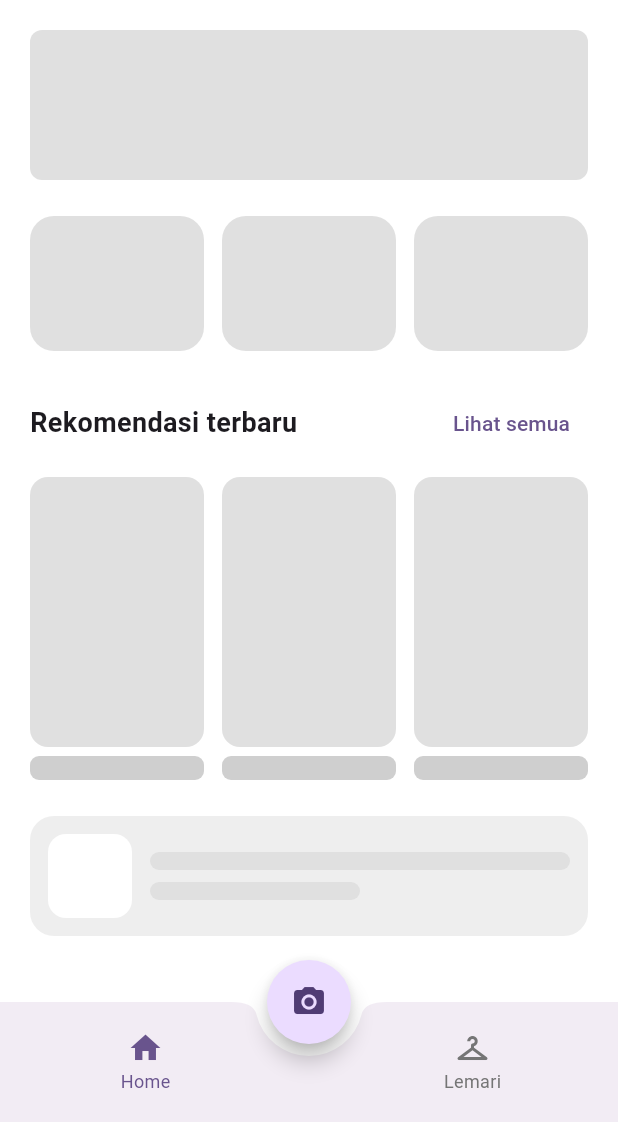
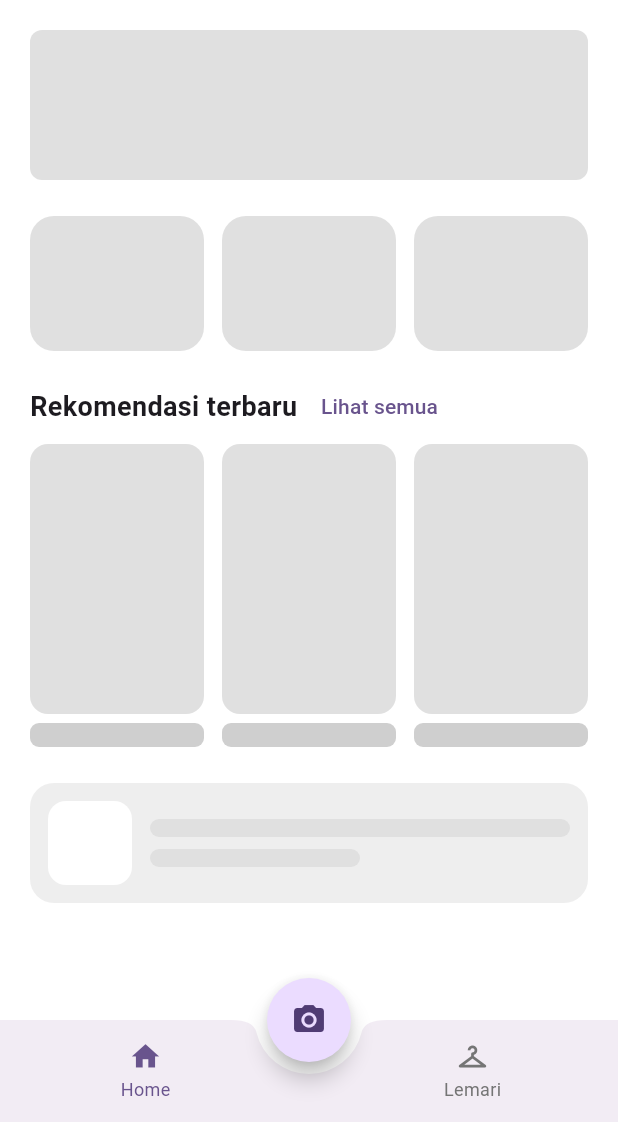
Before and after one commit to Bisminee/PBL-Mobile-Kelompok2-Semester5, a Flutter app: the screen it shows after launch, after a tap on "Login", on a phone screen of 412 x 824 dp, the part 114-1236 px from its top. Run offline on Flutter 3.47's test engine with Material 3 defaults, Android fonts, the phone set to English and light mode, and no system bars; our stand-ins replace camera, flutter_riverpod, go_router.

Commit message:
fix: responsive layout - hilangkan overflow & tambah scrolling di semua layar (005)

```diff
--- a/lib/screens/home_screen.dart
+++ b/lib/screens/home_screen.dart
@@ -113,7 +113,7 @@ class HomeScreen extends ConsumerWidget {
               ],
             ),
           ),
-          const SizedBox(height: 80),
+          SizedBox(height: 88 + MediaQuery.viewPaddingOf(context).bottom),
         ],
       ),
     );
--- a/lib/screens/login_screen.dart
+++ b/lib/screens/login_screen.dart
@@ -3,6 +3,7 @@ import 'package:flutter_riverpod/flutter_riverpod.dart';
 import 'package:go_router/go_router.dart';
 
 import '../services/providers.dart';
+import '../widgets/placeholders.dart';
 
 class LoginScreen extends ConsumerStatefulWidget {
   const LoginScreen({super.key});
@@ -30,7 +31,8 @@ class _LoginScreenState extends ConsumerState<LoginScreen> {
   @override
   Widget build(BuildContext context) {
     return Scaffold(
-      body: SafeArea(
+      body: MaxWidthBox(
+        child: SafeArea(
         child: SingleChildScrollView(
           padding: const EdgeInsets.all(24),
           child: Column(
@@ -117,9 +119,9 @@ class _LoginScreenState extends ConsumerState<LoginScreen> {
                 ],
               ),
               const SizedBox(height: 24),
-              Center(
-                child: Row(
-                  mainAxisSize: MainAxisSize.min,
+              Wrap(
+                alignment: WrapAlignment.center,
+                crossAxisAlignment: WrapCrossAlignment.center,
                 children: [
                   const Text("Don't have an account? "),
                   GestureDetector(
@@ -131,8 +133,8 @@ class _LoginScreenState extends ConsumerState<LoginScreen> {
                   ),
                 ],
               ),
+            ],
           ),
-            ],
         ),
       ),
       ),
--- a/lib/screens/recommendation_screen.dart
+++ b/lib/screens/recommendation_screen.dart
@@ -27,7 +27,8 @@ class RecommendationScreen extends ConsumerWidget {
           ],
         ),
       ),
-      body: outfits.isEmpty
+      body: MaxWidthBox(
+        child: outfits.isEmpty
           ? _emptyState(context)
           : ListView(
               padding: const EdgeInsets.all(20),
@@ -50,6 +51,7 @@ class RecommendationScreen extends ConsumerWidget {
                 ],
               ],
             ),
+      ),
     );
   }
 
--- a/lib/screens/signup_screen.dart
+++ b/lib/screens/signup_screen.dart
@@ -3,6 +3,7 @@ import 'package:flutter_riverpod/flutter_riverpod.dart';
 import 'package:go_router/go_router.dart';
 
 import '../services/providers.dart';
+import '../widgets/placeholders.dart';
 
 class SignUpScreen extends ConsumerStatefulWidget {
   const SignUpScreen({super.key});
@@ -29,7 +30,8 @@ class _SignUpScreenState extends ConsumerState<SignUpScreen> {
   @override
   Widget build(BuildContext context) {
     return Scaffold(
-      body: SafeArea(
+      body: MaxWidthBox(
+        child: SafeArea(
         child: SingleChildScrollView(
           padding: const EdgeInsets.all(24),
           child: Container(
@@ -105,6 +107,7 @@ class _SignUpScreenState extends ConsumerState<SignUpScreen> {
           ),
         ),
       ),
+      ),
     );
   }
 }
--- a/lib/screens/wardrobe_screen.dart
+++ b/lib/screens/wardrobe_screen.dart
@@ -101,7 +101,7 @@ class WardrobeScreen extends ConsumerWidget {
               child: const Text('Tampilkan Semua >'),
             ),
           ),
-          const SizedBox(height: 80),
+          SizedBox(height: 88 + MediaQuery.viewPaddingOf(context).bottom),
         ],
       ),
     );
--- a/lib/widgets/main_shell.dart
+++ b/lib/widgets/main_shell.dart
@@ -1,5 +1,7 @@
 import 'package:flutter/material.dart';
 import 'package:go_router/go_router.dart';
+
+import 'placeholders.dart';
 
 /// Scaffold shared by the Home and Wardrobe tabs: bottom navigation bar with a
 /// raised center FAB that opens the camera.
@@ -18,7 +20,7 @@ class MainShell extends StatelessWidget {
   @override
   Widget build(BuildContext context) {
     return Scaffold(
-      body: navigationShell,
+      body: MaxWidthBox(child: navigationShell),
       floatingActionButton: FloatingActionButton(
         onPressed: () => context.push('/camera'),
         shape: const CircleBorder(),
@@ -28,6 +30,9 @@ class MainShell extends StatelessWidget {
       bottomNavigationBar: BottomAppBar(
         shape: const CircularNotchedRectangle(),
         notchMargin: 8,
+        // Tinggi eksplisit + ruang untuk gesture bar agar isi nav tidak terpotong.
+        height: 68 + MediaQuery.viewPaddingOf(context).bottom,
+        padding: const EdgeInsets.symmetric(horizontal: 16),
         child: Row(
           children: [
             Expanded(
@@ -82,9 +87,17 @@ class _NavItem extends StatelessWidget {
         mainAxisSize: MainAxisSize.min,
         mainAxisAlignment: MainAxisAlignment.center,
         children: [
-          Icon(selected ? activeIcon : icon, color: color),
+          Icon(selected ? activeIcon : icon, size: 22, color: color),
           const SizedBox(height: 2),
-          Text(label, style: TextStyle(fontSize: 12, color: color)),
+          Flexible(
+            child: Text(
+              label,
+              maxLines: 1,
+              softWrap: false,
+              overflow: TextOverflow.ellipsis,
+              style: TextStyle(fontSize: 12, color: color),
+            ),
+          ),
         ],
       ),
     );
--- a/lib/widgets/placeholders.dart
+++ b/lib/widgets/placeholders.dart
@@ -50,14 +50,31 @@ class SectionHeader extends StatelessWidget {
   @override
   Widget build(BuildContext context) {
     return Row(
-      mainAxisAlignment: MainAxisAlignment.spaceBetween,
       children: [
-        Text(
-          title,
-          style: const TextStyle(fontSize: 18, fontWeight: FontWeight.bold),
+        Expanded(
+          child: Text(
+            title,
+            maxLines: 1,
+            overflow: TextOverflow.ellipsis,
+            style: const TextStyle(fontSize: 18, fontWeight: FontWeight.bold),
+          ),
         ),
         if (actionLabel != null)
-          TextButton(onPressed: onAction, child: Text(actionLabel!)),
+          Flexible(
+            child: TextButton(
+              onPressed: onAction,
+              style: TextButton.styleFrom(
+                padding: const EdgeInsets.symmetric(horizontal: 8),
+                minimumSize: Size.zero,
+                tapTargetSize: MaterialTapTargetSize.shrinkWrap,
+              ),
+              child: Text(
+                actionLabel!,
+                maxLines: 1,
+                overflow: TextOverflow.ellipsis,
+              ),
+            ),
+          ),
       ],
     );
   }
@@ -105,3 +122,23 @@ class ColorDot extends StatelessWidget {
     );
   }
 }
+
+/// Membatasi lebar konten agar tetap nyaman di layar lebar (web/tablet).
+class MaxWidthBox extends StatelessWidget {
+  const MaxWidthBox({super.key, required this.child, this.maxWidth = 560});
+
+  final Widget child;
+  final double maxWidth;
+
+  @override
+  Widget build(BuildContext context) {
+    if (MediaQuery.sizeOf(context).width <= maxWidth) return child;
+    return Align(
+      alignment: Alignment.topCenter,
+      child: ConstrainedBox(
+        constraints: BoxConstraints(maxWidth: maxWidth),
+        child: child,
+      ),
+    );
+  }
+}
```
Also changed, not shown: lib/screens/detail_screen.dart (+111 -58 lines), 1 other file. Lines whose indentation alone changed are shown as unchanged.
